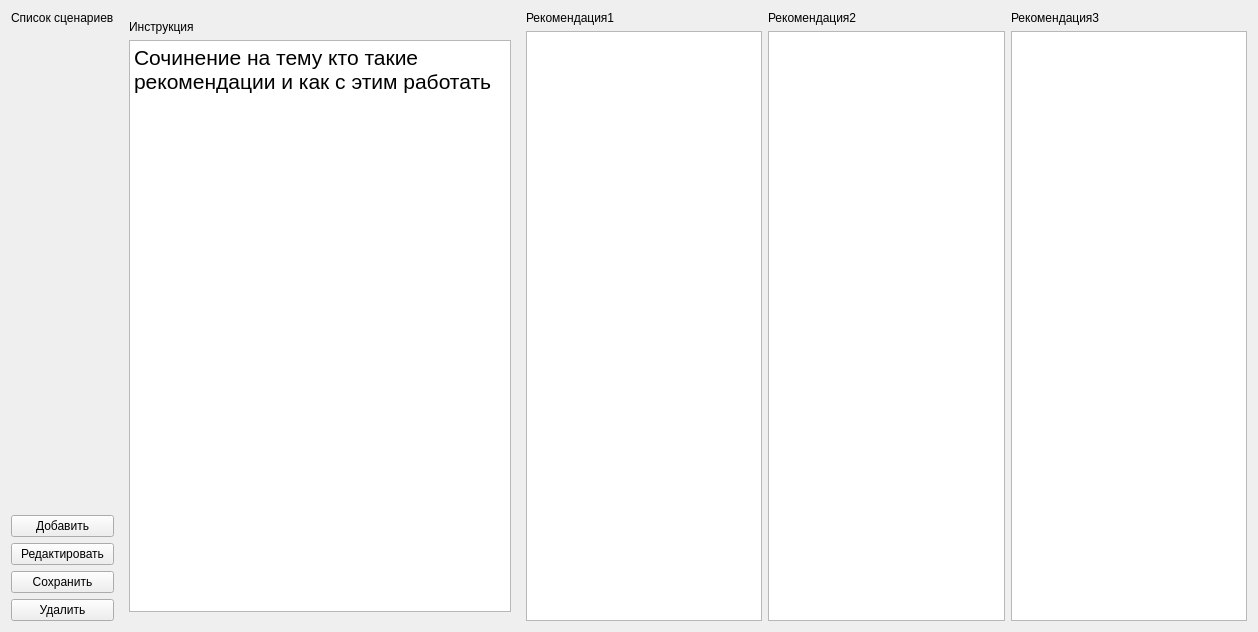
The window that ui/admin/AdminRecommendationWidget.ui (xamlo721/SecurityHelper) describes before a commit, drawn with Qt 5.
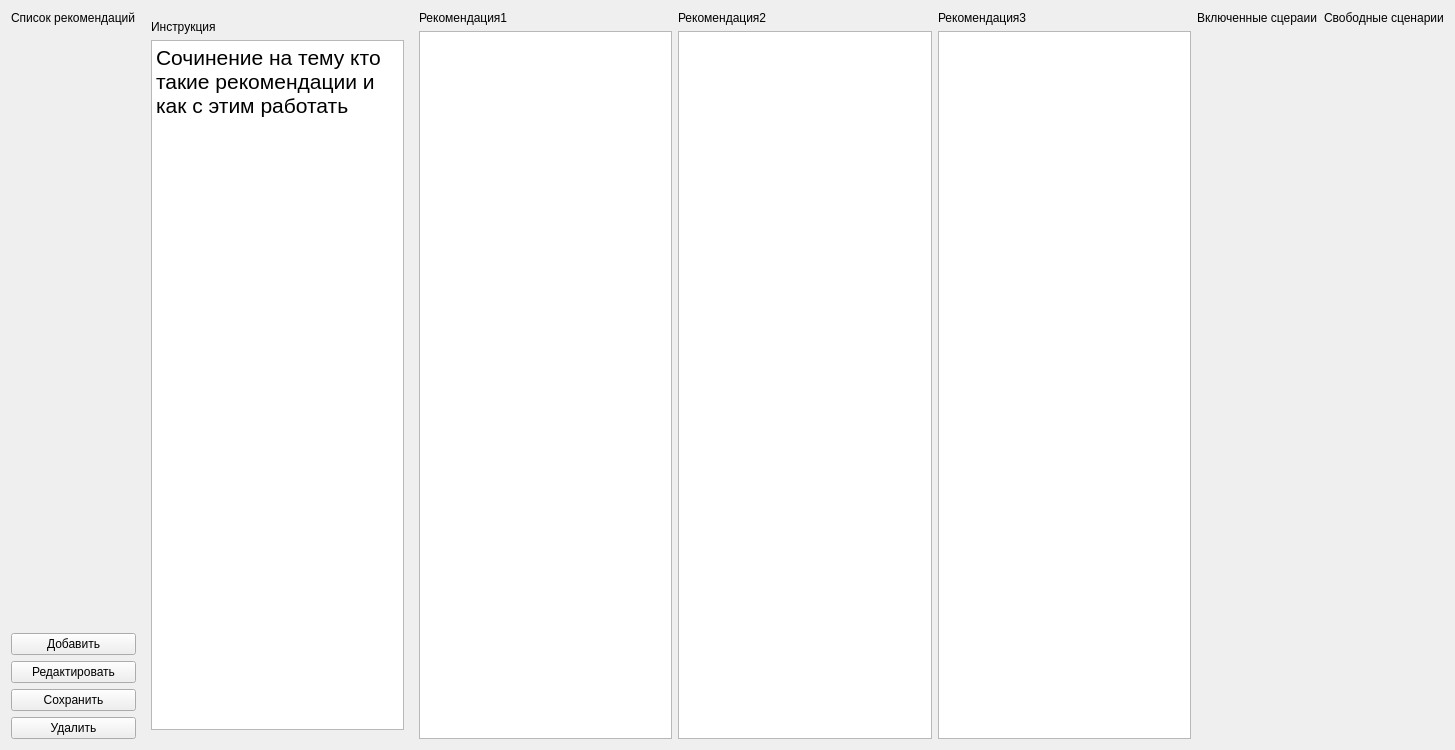
The same window after the commit. Custom widgets are drawn as their Qt base class.

```diff
--- a/ui/admin/AdminRecommendationWidget.ui
+++ b/ui/admin/AdminRecommendationWidget.ui
@@ -6,8 +6,8 @@
    <rect>
     <x>0</x>
     <y>0</y>
-    <width>1258</width>
-    <height>632</height>
+    <width>1455</width>
+    <height>750</height>
    </rect>
   </property>
   <property name="windowTitle">
@@ -19,12 +19,12 @@
      <item>
       <widget class="QLabel" name="label_categoryList_title_5">
        <property name="text">
-        <string>Список сценариев</string>
+        <string>Список рекомендаций</string>
        </property>
       </widget>
      </item>
      <item>
-      <widget class="MenuSelectedWidget" name="scrollArea_free_scenaries" native="true">
+      <widget class="MenuSelectedWidget" name="scrollArea_recommendations" native="true">
        <property name="sizePolicy">
         <sizepolicy hsizetype="Expanding" vsizetype="Expanding">
          <horstretch>0</horstretch>
@@ -67,7 +67,7 @@
     <widget class="QWidget" name="widget_editCategoryMenu_5" native="true">
      <property name="minimumSize">
       <size>
-       <width>400</width>
+       <width>200</width>
        <height>0</height>
       </size>
      </property>
@@ -145,6 +145,48 @@
      </item>
     </layout>
    </item>
+   <item>
+    <layout class="QVBoxLayout" name="verticalLayout">
+     <item>
+      <widget class="QLabel" name="label_included_scenaries_title">
+       <property name="text">
+        <string>Включенные сцераии</string>
+       </property>
+      </widget>
+     </item>
+     <item>
+      <widget class="MenuSelectedWidget" name="scrollArea_included_scenaries" native="true">
+       <property name="sizePolicy">
+        <sizepolicy hsizetype="Expanding" vsizetype="Expanding">
+         <horstretch>0</horstretch>
+         <verstretch>0</verstretch>
+        </sizepolicy>
+       </property>
+      </widget>
+     </item>
+    </layout>
+   </item>
+   <item>
+    <layout class="QVBoxLayout" name="verticalLayout_2">
+     <item>
+      <widget class="QLabel" name="label_free_scenaries_title">
+       <property name="text">
+        <string>Свободные сценарии</string>
+       </property>
+      </widget>
+     </item>
+     <item>
+      <widget class="MenuSelectedWidget" name="scrollArea_free_scenaries" native="true">
+       <property name="sizePolicy">
+        <sizepolicy hsizetype="Expanding" vsizetype="Expanding">
+         <horstretch>0</horstretch>
+         <verstretch>0</verstretch>
+        </sizepolicy>
+       </property>
+      </widget>
+     </item>
+    </layout>
+   </item>
   </layout>
  </widget>
  <customwidgets>
```
